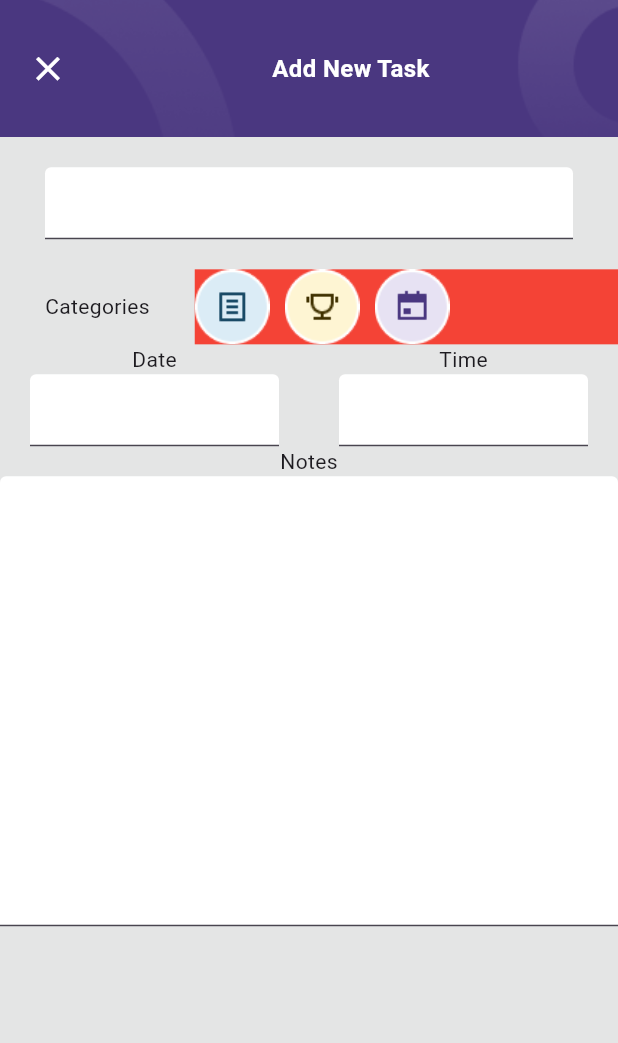
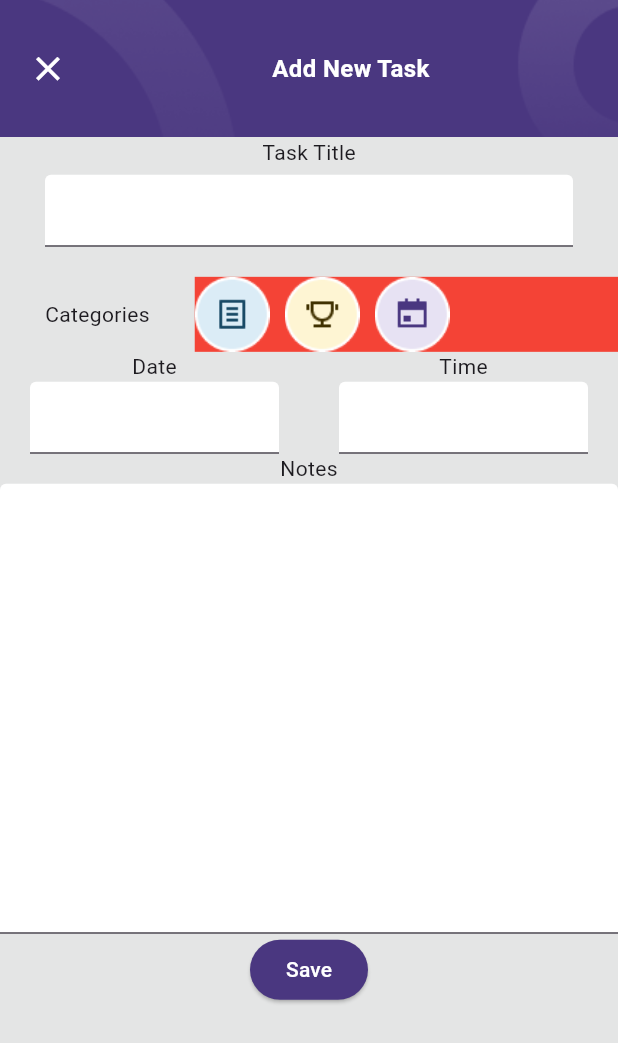
Before and after one commit to npcBerk/todo_app, a Flutter app: the screen it shows after launch, after a tap on "Add New Task", on a phone screen of 412 x 824 dp. Shown: the top 1043 px of the screen. Run offline on Flutter 3.47's test engine with Material 3 defaults, Android fonts, the phone set to English and light mode, and no system bars; our stand-ins replace hexcolor.

Commit message:
Created model Task. Added completed effect to tasks.

```diff
--- /dev/null
+++ b/lib/constants/task_type.dart
@@ -0,0 +1,5 @@
+enum TaskType{
+  notes,
+  calendar,
+  contest
+  }
--- /dev/null
+++ b/lib/models/task.dart
@@ -0,0 +1,15 @@
+import 'package:todo_app/constants/task_type.dart';
+
+class Task {
+  Task({
+    required this.type,
+    required this.title,
+    required this.description,
+    required this.isCompleted,
+  });
+
+  final TaskType type;
+  final String title;
+  final String description;
+  bool isCompleted;
+}
--- a/lib/screens/add_new_task.dart
+++ b/lib/screens/add_new_task.dart
@@ -55,11 +55,9 @@ class AddNewTaskScreen extends StatelessWidget {
                   ),
                 ),
               ),
+              Text("Task Title"),
               Padding(
-                padding: const EdgeInsets.symmetric(
-                  horizontal: 30.0,
-                  vertical: 20.0,
-                ),
+                padding: const EdgeInsets.fromLTRB(30, 5, 30, 20),
                 child: TextField(
                   decoration: InputDecoration(
                     filled: true,
@@ -136,9 +134,17 @@ class AddNewTaskScreen extends StatelessWidget {
                   decoration: InputDecoration(
                     filled: true,
                     fillColor: Colors.white,
-                    isDense: true
+                    isDense: true,
                   ),
                 ),
+              ),
+              ElevatedButton(
+                onPressed: () {},
+                style: ElevatedButton.styleFrom(
+                  backgroundColor: HexColor(headerColor),
+                  foregroundColor: Colors.white,
+                ),
+                child: Text("Save"),
               ),
             ],
           ),
--- a/lib/screens/home.dart
+++ b/lib/screens/home.dart
@@ -1,13 +1,49 @@
 import 'package:flutter/material.dart';
 import 'package:hexcolor/hexcolor.dart';
 import 'package:todo_app/constants/color.dart';
+import 'package:todo_app/constants/task_type.dart';
+import 'package:todo_app/models/task.dart';
 import 'package:todo_app/screens/add_new_task.dart';
 import 'package:todo_app/widgets/todo.dart';
 
+//List<String> todo = ["Study Lessons", "Run 5K", "Go to party"];
+//List<String> completed = ["Game meetup", "Take out trash"];
 
-List<String> todo = ["Study Lessons", "Run 5K", "Go to party"];
-List<String> completed = ["Game meetup", "Take out trash"];
+List<Task> todo = [
+  Task(
+    type: TaskType.notes,
+    title: "Study Lessons",
+    description: "Study CS150",
+    isCompleted: false,
+  ),
+  Task(
+    type: TaskType.calendar,
+    title: "Go to party",
+    description: "Attend to party",
+    isCompleted: false,
+  ),
+  Task(
+    type: TaskType.contest,
+    title: "Run 5K",
+    description: "Run 5 kilometers",
+    isCompleted: false,
+  ),
+];
 
+List<Task> completed = [
+  Task(
+    type: TaskType.calendar,
+    title: "Game meetup",
+    description: "Attend to party",
+    isCompleted: false,
+  ),
+  Task(
+    type: TaskType.contest,
+    title: "Take out trash",
+    description: "Run 5 kilometers",
+    isCompleted: false,
+  ),
+];
 
 class HomeScreen extends StatelessWidget {
   const HomeScreen({super.key});
@@ -26,7 +62,7 @@ class HomeScreen extends StatelessWidget {
           body: Column(
             children: [
               Container(
-                height: deviceHeight / 3,
+                height: deviceHeight / 6 + 122,
                 width: deviceWidth,
                 decoration: BoxDecoration(
                   image: DecorationImage(
@@ -72,7 +108,7 @@ class HomeScreen extends StatelessWidget {
                       shrinkWrap: true,
                       itemCount: todo.length,
                       itemBuilder: (context, index) {
-                        return TodoItem(title: todo[index]);
+                        return TodoItem(task: todo[index]);
                       },
                     ),
                   ),
@@ -97,7 +133,7 @@ class HomeScreen extends StatelessWidget {
                       shrinkWrap: true,
                       itemCount: completed.length,
                       itemBuilder: (context, index) {
-                        return TodoItem(title: completed[index]);
+                        return TodoItem(task: completed[index]);
                       },
                     ),
                   ),
@@ -106,7 +142,7 @@ class HomeScreen extends StatelessWidget {
               ElevatedButton(
                 onPressed: () {
                   Navigator.of(context).push(
-                    MaterialPageRoute(builder: (context) => AddNewTaskScreen(),)
+                    MaterialPageRoute(builder: (context) => AddNewTaskScreen()),
                   );
                 },
                 style: ElevatedButton.styleFrom(
--- a/lib/widgets/todo.dart
+++ b/lib/widgets/todo.dart
@@ -1,8 +1,10 @@
 import 'package:flutter/material.dart';
+import 'package:todo_app/constants/task_type.dart';
+import 'package:todo_app/models/task.dart';
 
 class TodoItem extends StatefulWidget {
-  const TodoItem({super.key, required this.title});
-  final String title;
+  const TodoItem({super.key, required this.task});
+  final Task task;
 
   @override
   State<TodoItem> createState() => _TodoItemState();
@@ -13,23 +15,48 @@ class _TodoItemState extends State<TodoItem> {
   @override
   Widget build(BuildContext context) {
     return Card(
+      color: widget.task.isCompleted ? Colors.grey : Colors.white,
       shape: RoundedRectangleBorder(borderRadius: BorderRadius.circular(20)),
       child: Padding(
         padding: const EdgeInsets.all(20.0),
         child: Row(
           mainAxisAlignment: MainAxisAlignment.spaceAround,
           children: [
-            const Icon(Icons.library_books_outlined, size: 50),
-            Text(
-              widget.title,
-              style: TextStyle(fontWeight: FontWeight.bold, fontSize: 20),
+            widget.task.type == TaskType.notes
+                ? Image.asset("lib/assets/images/category_study.png")
+                : widget.task.type == TaskType.calendar
+                ? Image.asset("lib/assets/images/category_activity.png")
+                : Image.asset("lib/assets/images/category_sport.png"),
+            //const Icon(Icons.library_books_outlined, size: 50),
+            Expanded(
+              child: Column(
+                children: [
+                  Text(
+                    widget.task.title,
+                    style: TextStyle(
+                      fontWeight: FontWeight.bold,
+                      fontSize: 20,
+                      decoration:
+                          widget.task.isCompleted
+                              ? TextDecoration.lineThrough
+                              : TextDecoration.none,
+                    ),
+                  ),
+                  Text(
+                    widget.task.description,
+                    style: TextStyle(decoration: widget.task.isCompleted
+                              ? TextDecoration.lineThrough
+                              : TextDecoration.none,),
+                  ),
+                ],
+              ),
             ),
             Checkbox(
-              value: isChecked,
+              value: widget.task.isCompleted,
               onChanged:
                   (val) => {
                     setState(() {
-                      isChecked = val!;
+                      widget.task.isCompleted = !widget.task.isCompleted;
                     }),
                   },
               splashRadius: 20,
```
